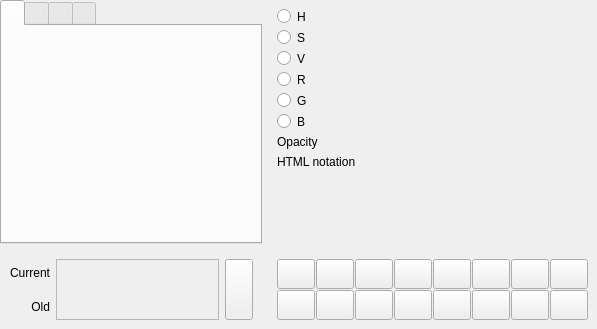
The window that src/ui/qgscompoundcolorwidget.ui (nextgis/nextgisqgis) describes before a commit, drawn with Qt 5.
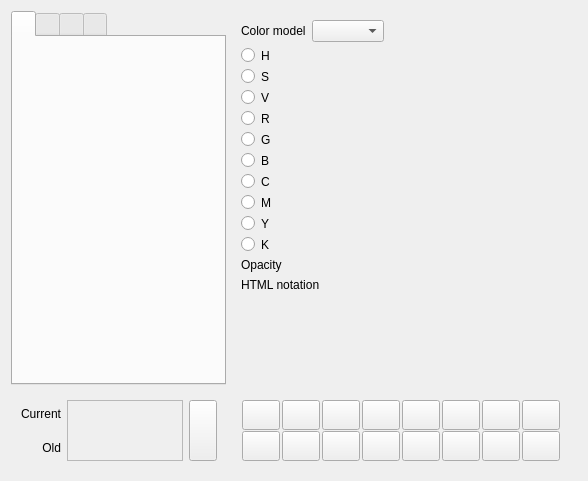
The same window after the commit. The open tabs and pages were chosen to show the change. Icons and pictures are not drawn. Custom widgets are drawn as their Qt base class.

What changed in the file:
```diff
--- a/src/ui/qgscompoundcolorwidget.ui
+++ b/src/ui/qgscompoundcolorwidget.ui
@@ -6,23 +6,11 @@
    <rect>
     <x>0</x>
     <y>0</y>
-    <width>597</width>
-    <height>329</height>
+    <width>588</width>
+    <height>481</height>
    </rect>
   </property>
-  <layout class="QVBoxLayout" name="verticalLayout_2">
-   <property name="leftMargin">
-    <number>0</number>
-   </property>
-   <property name="topMargin">
-    <number>0</number>
-   </property>
-   <property name="rightMargin">
-    <number>0</number>
-   </property>
-   <property name="bottomMargin">
-    <number>0</number>
-   </property>
+  <layout class="QVBoxLayout" name="verticalLayout_7">
    <item>
     <layout class="QGridLayout" name="mGridLayout" rowstretch="1,0" columnstretch="1,0">
      <property name="horizontalSpacing">
@@ -275,130 +263,310 @@
       <widget class="QWidget" name="mSlidersWidget" native="true">
        <layout class="QVBoxLayout" name="verticalLayout">
         <item>
-         <layout class="QHBoxLayout" name="horizontalLayout_4" stretch="0,0,1">
+         <layout class="QHBoxLayout" name="horizontalLayout_15">
           <item>
-           <widget class="QRadioButton" name="mHueRadio">
+           <widget class="QLabel" name="label_11">
             <property name="text">
-             <string/>
+             <string>Color model</string>
             </property>
            </widget>
           </item>
           <item>
-           <widget class="QLabel" name="label_5">
-            <property name="text">
-             <string>H</string>
-            </property>
-           </widget>
+           <widget class="QComboBox" name="mColorModel"/>
           </item>
           <item>
-           <widget class="QgsColorSliderWidget" name="mHueSlider" native="true"/>
-          </item>
-         </layout>
-        </item>
-        <item>
-         <layout class="QHBoxLayout" name="horizontalLayout_5" stretch="0,0,1">
-          <item>
-           <widget class="QRadioButton" name="mSaturationRadio">
-            <property name="text">
-             <string/>
+           <spacer name="horizontalSpacer_2">
+            <property name="orientation">
+             <enum>Qt::Horizontal</enum>
             </property>
-           </widget>
-          </item>
-          <item>
-           <widget class="QLabel" name="label_6">
-            <property name="text">
-             <string>S</string>
+            <property name="sizeHint" stdset="0">
+             <size>
+              <width>228</width>
+              <height>20</height>
+             </size>
             </property>
-           </widget>
+           </spacer>
           </item>
-          <item>
-           <widget class="QgsColorSliderWidget" name="mSaturationSlider" native="true"/>
-          </item>
          </layout>
         </item>
         <item>
-         <layout class="QHBoxLayout" name="horizontalLayout_6" stretch="0,0,1">
-          <item>
-           <widget class="QRadioButton" name="mValueRadio">
-            <property name="text">
-             <string/>
-            </property>
-           </widget>
-          </item>
-          <item>
-           <widget class="QLabel" name="label_7">
-            <property name="text">
-             <string>V</string>
-            </property>
-           </widget>
-          </item>
-          <item>
-           <widget class="QgsColorSliderWidget" name="mValueSlider" native="true"/>
-          </item>
-         </layout>
+         <widget class="QWidget" name="mRGB" native="true">
+          <layout class="QVBoxLayout" name="verticalLayout_6">
+           <property name="leftMargin">
+            <number>0</number>
+           </property>
+           <property name="topMargin">
+            <number>0</number>
+           </property>
+           <property name="rightMargin">
+            <number>0</number>
+           </property>
+           <property name="bottomMargin">
+            <number>0</number>
+           </property>
+           <item>
+            <layout class="QHBoxLayout" name="horizontalLayout_4" stretch="0,0,1">
+             <item>
+              <widget class="QRadioButton" name="mHueRadio">
+               <property name="text">
+                <string/>
+               </property>
+               <property name="autoExclusive">
+                <bool>false</bool>
+               </property>
+              </widget>
+             </item>
+             <item>
+              <widget class="QLabel" name="label_5">
+               <property name="text">
+                <string>H</string>
+               </property>
+              </widget>
+             </item>
+             <item>
+              <widget class="QgsColorSliderWidget" name="mHueSlider" native="true"/>
+             </item>
+            </layout>
+           </item>
+           <item>
+            <layout class="QHBoxLayout" name="horizontalLayout_5" stretch="0,0,1">
+             <item>
+              <widget class="QRadioButton" name="mSaturationRadio">
+               <property name="text">
+                <string/>
+               </property>
+               <property name="autoExclusive">
+                <bool>false</bool>
+               </property>
+              </widget>
+             </item>
+             <item>
+              <widget class="QLabel" name="label_6">
+               <property name="text">
+                <string>S</string>
+               </property>
+              </widget>
+             </item>
+             <item>
+              <widget class="QgsColorSliderWidget" name="mSaturationSlider" native="true"/>
+             </item>
+            </layout>
+           </item>
+           <item>
+            <layout class="QHBoxLayout" name="horizontalLayout_6" stretch="0,0,1">
+             <item>
+              <widget class="QRadioButton" name="mValueRadio">
+               <property name="text">
+                <string/>
+               </property>
+               <property name="autoExclusive">
+                <bool>false</bool>
+               </property>
+              </widget>
+             </item>
+             <item>
+              <widget class="QLabel" name="label_7">
+               <property name="text">
+                <string>V</string>
+               </property>
+              </widget>
+             </item>
+             <item>
+              <widget class="QgsColorSliderWidget" name="mValueSlider" native="true"/>
+             </item>
+            </layout>
+           </item>
+           <item>
+            <layout class="QHBoxLayout" name="horizontalLayout" stretch="0,0,1">
+             <item>
+              <widget class="QRadioButton" name="mRedRadio">
+               <property name="text">
+                <string/>
+               </property>
+               <property name="autoExclusive">
+                <bool>false</bool>
+               </property>
+              </widget>
+             </item>
+             <item>
+              <widget class="QLabel" name="label_8">
+               <property name="text">
+                <string>R</string>
+               </property>
+              </widget>
+             </item>
+             <item>
+              <widget class="QgsColorSliderWidget" name="mRedSlider" native="true"/>
+             </item>
+            </layout>
+           </item>
+           <item>
+            <layout class="QHBoxLayout" name="horizontalLayout_2" stretch="0,0,1">
+             <item>
+              <widget class="QRadioButton" name="mGreenRadio">
+               <property name="text">
+                <string/>
+               </property>
+               <property name="autoExclusive">
+                <bool>false</bool>
+               </property>
+              </widget>
+             </item>
+             <item>
+              <widget class="QLabel" name="label_9">
+               <property name="text">
+                <string>G</string>
+               </property>
+              </widget>
+             </item>
+             <item>
+              <widget class="QgsColorSliderWidget" name="mGreenSlider" native="true"/>
+             </item>
+            </layout>
+           </item>
+           <item>
+            <layout class="QHBoxLayout" name="horizontalLayout_3" stretch="0,0,1">
+             <item>
+              <widget class="QRadioButton" name="mBlueRadio">
+               <property name="text">
+                <string/>
+               </property>
+               <property name="autoExclusive">
+                <bool>false</bool>
+               </property>
+              </widget>
+             </item>
+             <item>
+              <widget class="QLabel" name="label_10">
+               <property name="text">
+                <string>B</string>
+               </property>
+              </widget>
+             </item>
+             <item>
+              <widget class="QgsColorSliderWidget" name="mBlueSlider" native="true"/>
+             </item>
+            </layout>
+           </item>
+          </layout>
+         </widget>
         </item>
         <item>
-         <layout class="QHBoxLayout" name="horizontalLayout" stretch="0,0,1">
-          <item>
-           <widget class="QRadioButton" name="mRedRadio">
-            <property name="text">
-             <string/>
-            </property>
-           </widget>
-          </item>
-          <item>
-           <widget class="QLabel" name="label_8">
-            <property name="text">
-             <string>R</string>
-            </property>
-           </widget>
-          </item>
-          <item>
-           <widget class="QgsColorSliderWidget" name="mRedSlider" native="true"/>
-          </item>
-         </layout>
-        </item>
-        <item>
-         <layout class="QHBoxLayout" name="horizontalLayout_2" stretch="0,0,1">
-          <item>
-           <widget class="QRadioButton" name="mGreenRadio">
-            <property name="text">
-             <string/>
-            </property>
-           </widget>
-          </item>
-          <item>
-           <widget class="QLabel" name="label_9">
-            <property name="text">
-             <string>G</string>
-            </property>
-           </widget>
-          </item>
-          <item>
-           <widget class="QgsColorSliderWidget" name="mGreenSlider" native="true"/>
-          </item>
-         </layout>
-        </item>
-        <item>
-         <layout class="QHBoxLayout" name="horizontalLayout_3" stretch="0,0,1">
-          <item>
-           <widget class="QRadioButton" name="mBlueRadio">
-            <property name="text">
-             <string/>
-            </property>
-           </widget>
-          </item>
-          <item>
-           <widget class="QLabel" name="label_10">
-            <property name="text">
-             <string>B</string>
-            </property>
-           </widget>
-          </item>
-          <item>
-           <widget class="QgsColorSliderWidget" name="mBlueSlider" native="true"/>
-          </item>
-         </layout>
+         <widget class="QWidget" name="mCMYK" native="true">
+          <layout class="QVBoxLayout" name="verticalLayout_2">
+           <property name="spacing">
+            <number>6</number>
+           </property>
+           <property name="leftMargin">
+            <number>0</number>
+           </property>
+           <property name="topMargin">
+            <number>0</number>
+           </property>
+           <property name="rightMargin">
+            <number>0</number>
+           </property>
+           <property name="bottomMargin">
+            <number>0</number>
+           </property>
+           <item>
+            <layout class="QHBoxLayout" name="horizontalLayout_14" stretch="0,0,1">
+             <item>
+              <widget class="QRadioButton" name="mCyanRadio">
+               <property name="text">
+                <string/>
+               </property>
+               <property name="autoExclusive">
+                <bool>false</bool>
+               </property>
+              </widget>
+             </item>
+             <item>
+              <widget class="QLabel" name="label_18">
+               <property name="text">
+                <string>C</string>
+               </property>
+              </widget>
+             </item>
+             <item>
+              <widget class="QgsColorSliderWidget" name="mCyanSlider" native="true"/>
+             </item>
+            </layout>
+           </item>
+           <item>
+            <layout class="QHBoxLayout" name="horizontalLayout_16" stretch="0,0,1">
+             <item>
+              <widget class="QRadioButton" name="mMagentaRadio">
+               <property name="text">
+                <string/>
+               </property>
+               <property name="autoExclusive">
+                <bool>false</bool>
+               </property>
+              </widget>
+             </item>
+             <item>
+              <widget class="QLabel" name="label_19">
+               <property name="text">
+                <string>M</string>
+               </property>
+              </widget>
+             </item>
+             <item>
+              <widget class="QgsColorSliderWidget" name="mMagentaSlider" native="true"/>
+             </item>
+            </layout>
+           </item>
+           <item>
+            <layout class="QHBoxLayout" name="horizontalLayout_26" stretch="0,0,1">
+             <item>
+              <widget class="QRadioButton" name="mYellowRadio">
+               <property name="text">
+                <string/>
+               </property>
+               <property name="autoExclusive">
+                <bool>false</bool>
+               </property>
+              </widget>
+             </item>
+             <item>
+              <widget class="QLabel" name="label_20">
+               <property name="text">
+                <string>Y</string>
+               </property>
+              </widget>
+             </item>
+             <item>
+              <widget class="QgsColorSliderWidget" name="mYellowSlider" native="true"/>
+             </item>
+            </layout>
+           </item>
+           <item>
+            <layout class="QHBoxLayout" name="horizontalLayout_27" stretch="0,0,1">
+             <item>
+              <widget class="QRadioButton" name="mBlackRadio">
+               <property name="text">
+                <string/>
+               </property>
+               <property name="autoExclusive">
+                <bool>false</bool>
+               </property>
+              </widget>
+             </item>
+             <item>
+              <widget class="QLabel" name="label_21">
+               <property name="text">
+                <string>K</string>
+               </property>
+              </widget>
+             </item>
+             <item>
+              <widget class="QgsColorSliderWidget" name="mBlackSlider" native="true"/>
+             </item>
+            </layout>
+           </item>
+          </layout>
+         </widget>
         </item>
         <item>
          <layout class="QHBoxLayout" name="mAlphaLayout">
```
Left out of the diff: 860 changed lines with no effect on the pictures.
